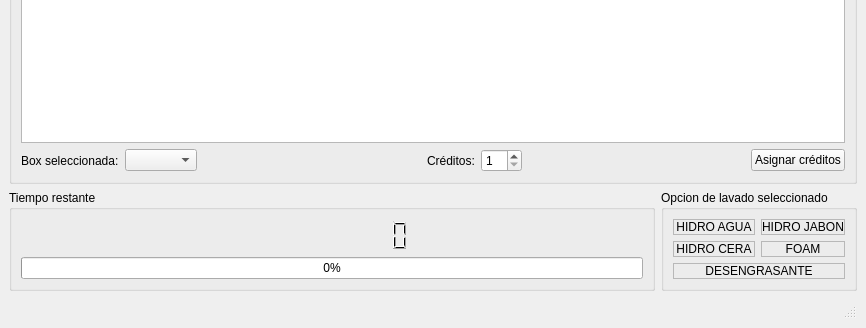
First picture: the form in interfaz.ui, repository braschmontini/ProyectoFinal_ITSV_4-C, before the edit; both pictures show x 0 to 866 and y 144 to 472 of the 866 by 472 pixel window.
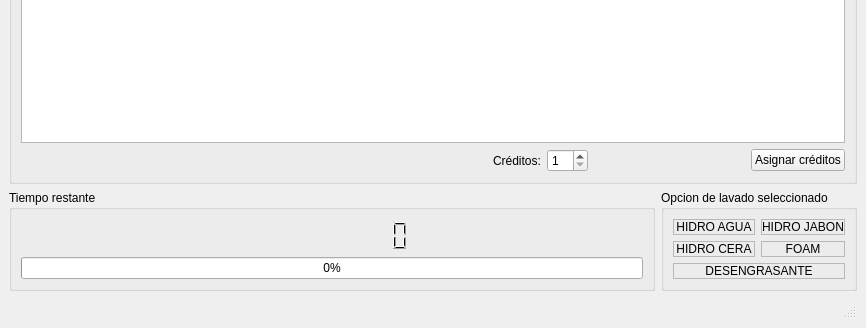
Second picture: the form after the edit.

```diff
--- a/interfaz.ui
+++ b/interfaz.ui
@@ -50,33 +50,10 @@
          </item>
          <item>
           <layout class="QGridLayout" name="gridLayout">
-           <item row="0" column="0">
-            <widget class="QLabel" name="labelSelect">
+           <item row="0" column="6">
+            <widget class="QPushButton" name="pushIniciar">
              <property name="text">
-              <string>Box seleccionada:</string>
-             </property>
-            </widget>
-           </item>
-           <item row="0" column="1">
-            <widget class="QComboBox" name="comboBox"/>
-           </item>
-           <item row="0" column="2">
-            <spacer name="horizontalSpacer">
-             <property name="orientation">
-              <enum>Qt::Orientation::Horizontal</enum>
-             </property>
-             <property name="sizeHint" stdset="0">
-              <size>
-               <width>40</width>
-               <height>20</height>
-              </size>
-             </property>
-            </spacer>
-           </item>
-           <item row="0" column="3">
-            <widget class="QLabel" name="labelCredits">
-             <property name="text">
-              <string>Créditos:</string>
+              <string>Asignar créditos</string>
              </property>
             </widget>
            </item>
@@ -93,6 +70,39 @@
              </property>
             </widget>
            </item>
+           <item row="0" column="0">
+            <spacer name="horizontalSpacer">
+             <property name="orientation">
+              <enum>Qt::Orientation::Horizontal</enum>
+             </property>
+             <property name="sizeHint" stdset="0">
+              <size>
+               <width>40</width>
+               <height>20</height>
+              </size>
+             </property>
+            </spacer>
+           </item>
+           <item row="0" column="3">
+            <widget class="QLabel" name="labelCredits">
+             <property name="text">
+              <string>Créditos:</string>
+             </property>
+            </widget>
+           </item>
+           <item row="0" column="1">
+            <spacer name="horizontalSpacer_3">
+             <property name="orientation">
+              <enum>Qt::Orientation::Horizontal</enum>
+             </property>
+             <property name="sizeHint" stdset="0">
+              <size>
+               <width>40</width>
+               <height>20</height>
+              </size>
+             </property>
+            </spacer>
+           </item>
            <item row="0" column="5">
             <spacer name="horizontalSpacer_2">
              <property name="orientation">
@@ -106,12 +116,18 @@
              </property>
             </spacer>
            </item>
-           <item row="0" column="6">
-            <widget class="QPushButton" name="pushIniciar">
-             <property name="text">
-              <string>Asignar créditos</string>
+           <item row="0" column="2">
+            <spacer name="horizontalSpacer_4">
+             <property name="orientation">
+              <enum>Qt::Orientation::Horizontal</enum>
              </property>
-            </widget>
+             <property name="sizeHint" stdset="0">
+              <size>
+               <width>40</width>
+               <height>20</height>
+              </size>
+             </property>
+            </spacer>
            </item>
           </layout>
          </item>
```
